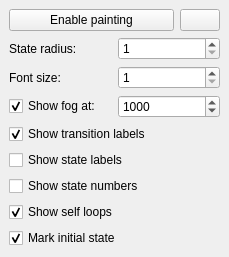
First picture: the form in tools/release/ltsgraph/glwidget.ui, repository mCRL2org/mCRL2, before the edit.
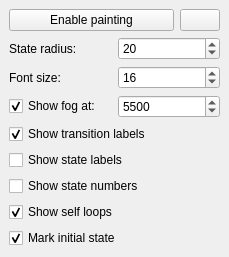
Second picture: the form after the edit.

Patch:
```diff
--- a/tools/release/ltsgraph/glwidget.ui
+++ b/tools/release/ltsgraph/glwidget.ui
@@ -78,7 +78,7 @@
          <number>50</number>
         </property>
         <property name="value">
-         <number></number>
+         <number>20</number>
         </property>
        </widget>
       </item>
@@ -102,7 +102,7 @@
          <number>50</number>
         </property>
         <property name="value">
-         <number></number>
+         <number>16</number>
         </property>
        </widget>
       </item>
@@ -129,7 +129,7 @@
          <number>100</number>
         </property>
         <property name="value">
-         <number>1000</number>
+         <number>5500</number>
         </property>
        </widget>
       </item>
```
